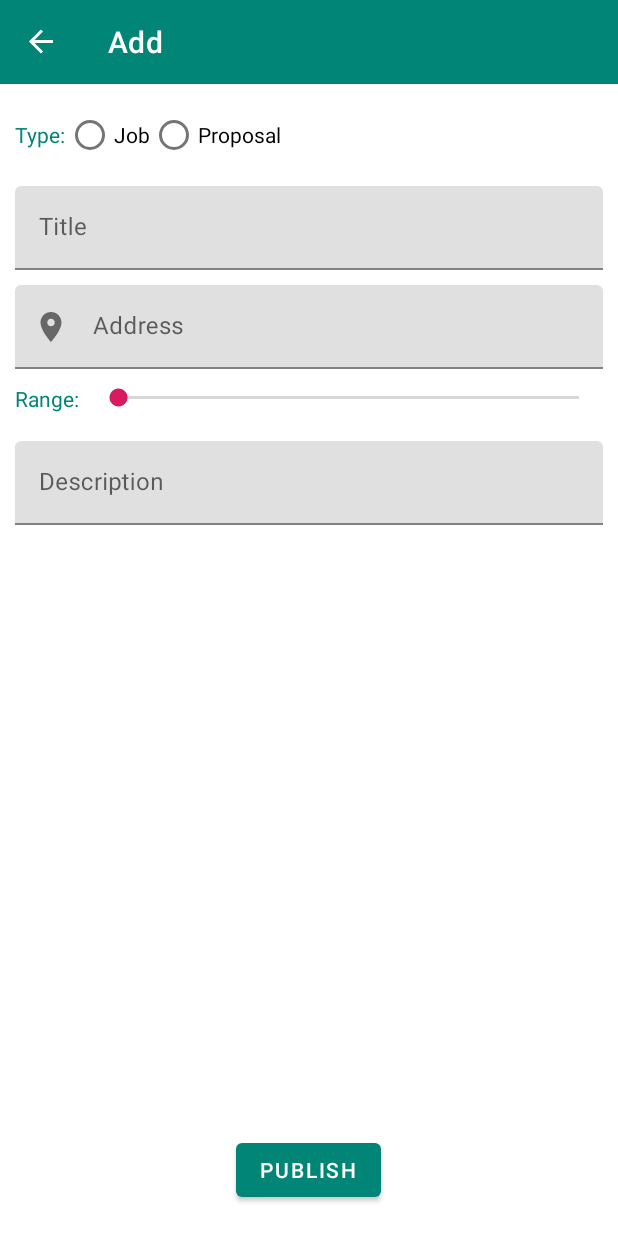
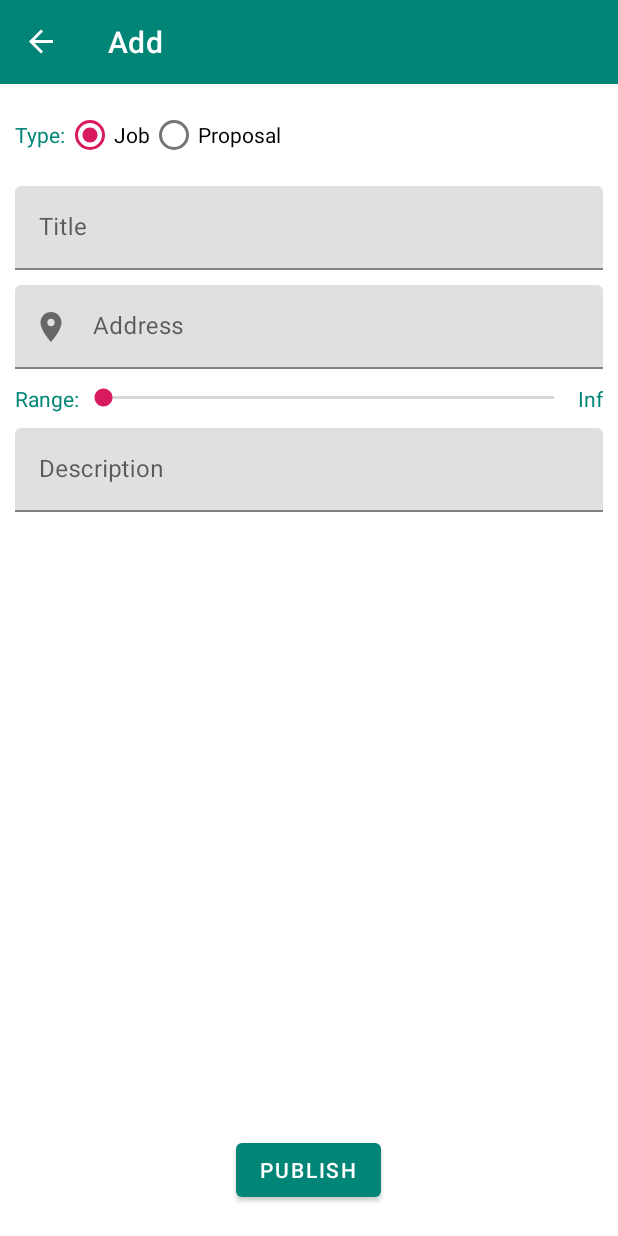
Before and after one commit to nicomazz/LocalJobs, an Android app: the AddFragment screen opened through its navigation route, on a phone screen of 412 x 824 dp. Run offline under Robolectric (Android 15) with nearby library versions, the phone set to English and light mode, and no system bars; our stand-ins replace Firebase (no records; nobody signed in at launch, a user with empty details on screens opened directly), navigation-ui; libraries missing offline, so code that uses them is left out: com.firebase.ui.

Commit message:
added setOnSeekBarChangeListener
also fixed layout

```diff
--- a/app/src/main/java/com/esp/localjobs/AddFragment.kt
+++ b/app/src/main/java/com/esp/localjobs/AddFragment.kt
@@ -6,7 +6,9 @@ import android.view.Menu
 import android.view.MenuInflater
 import android.view.View
 import android.view.ViewGroup
+import android.widget.SeekBar
 import androidx.fragment.app.Fragment
+import kotlinx.android.synthetic.main.fragment_add.*
 
 /**
  * Fragment used to push a job/proposal to remote db
@@ -26,4 +28,21 @@ class AddFragment : Fragment() {
         for (i in 0.until(menu.size()))
             menu.getItem(i).setVisible(false)
     }
+
+    override fun onViewCreated(view: View, savedInstanceState: Bundle?) {
+        super.onViewCreated(view, savedInstanceState)
+        range_seekbar.setOnSeekBarChangeListener(object : SeekBar.OnSeekBarChangeListener{
+            override fun onStopTrackingTouch(seekBar: SeekBar?) {
+
+            }
+
+            override fun onStartTrackingTouch(seekBar: SeekBar?) {
+
+            }
+
+            override fun onProgressChanged(seekBar: SeekBar?, progress: Int, fromUser: Boolean) {
+                range_value.text = if(progress==0) "Inf" else progress.toString() + " km"
+            }
+        })
+    }
 }
--- a/app/src/main/res/layout/fragment_add.xml
+++ b/app/src/main/res/layout/fragment_add.xml
@@ -11,15 +11,16 @@
 
         <androidx.constraintlayout.widget.ConstraintLayout
                 android:layout_width="match_parent"
-                android:layout_height="match_parent">
+                android:layout_height="wrap_content">
 
             <RadioGroup android:layout_width="match_parent"
                         android:layout_height="wrap_content"
                         android:orientation="horizontal"
                         android:layout_margin="10dp"
                         app:layout_constraintTop_toTopOf="parent"
-                        android:id="@+id/type_radio_group">
-                <androidx.appcompat.widget.AppCompatTextView
+                        android:id="@+id/type_radio_group"
+                        android:checkedButton="@id/radio_job">
+                <TextView
                         android:layout_width="wrap_content"
                         android:layout_height="wrap_content"
                         android:text="@string/add_type"/>
@@ -62,25 +63,34 @@
 
             </com.google.android.material.textfield.TextInputLayout>
 
+            <androidx.constraintlayout.widget.ConstraintLayout
+                    android:layout_width="match_parent"
+                    android:layout_height="wrap_content"
+                    app:layout_constraintTop_toBottomOf="@id/address_edit_text"
+                    android:id="@+id/range_div"
+                    android:layout_margin="10dp">
+                <TextView
+                        android:layout_width="wrap_content"
+                        android:layout_height="match_parent"
+                        android:text="@string/range_text_view"
+                        android:id="@+id/range_text_view"
+                        app:layout_constraintLeft_toLeftOf="parent"/>
 
-            <androidx.appcompat.widget.AppCompatTextView
-                    android:layout_width="wrap_content"
-                    android:layout_height="wrap_content"
-                    android:text="@string/range_text_view"
-                    android:id="@+id/range_text_view"
-                    app:layout_constraintLeft_toLeftOf="parent"
-                    app:layout_constraintTop_toBottomOf="@id/address_edit_text"
-                    android:layout_margin="10dp"/>
+                <androidx.appcompat.widget.AppCompatSeekBar
+                        android:layout_width="0dp"
+                        android:layout_height="match_parent"
+                        android:id="@+id/range_seekbar"
+                        app:layout_constraintLeft_toRightOf="@id/range_text_view"
+                        app:layout_constraintRight_toLeftOf="@id/range_value"/>
 
-            <androidx.appcompat.widget.AppCompatSeekBar
-                    android:layout_width="0dp"
-                    android:layout_height="wrap_content"
-                    app:layout_constraintTop_toBottomOf="@+id/address_edit_text"
-                    app:layout_constraintLeft_toRightOf="@id/range_text_view"
-                    app:layout_constraintRight_toRightOf="parent"
-                    app:layout_constraintBottom_toTopOf="@id/description_edit_text"
-                    android:id="@+id/range_seekbar"
-                    android:layout_margin="10dp"/>
+                <TextView
+                        android:layout_width="wrap_content"
+                        android:layout_height="match_parent"
+                        android:id="@+id/range_value"
+                        android:text="Inf"
+                        app:layout_constraintRight_toRightOf="parent"/>
+
+            </androidx.constraintlayout.widget.ConstraintLayout>
 
 
             <com.google.android.material.textfield.TextInputLayout
@@ -89,7 +99,7 @@
                     android:layout_height="wrap_content"
                     android:layout_margin="10dp"
                     android:hint="@string/description"
-                    app:layout_constraintTop_toBottomOf="@id/range_seekbar"
+                    app:layout_constraintTop_toBottomOf="@id/range_div"
                     app:layout_constraintBottom_toBottomOf="parent">
 
                 <com.google.android.material.textfield.TextInputEditText
```
